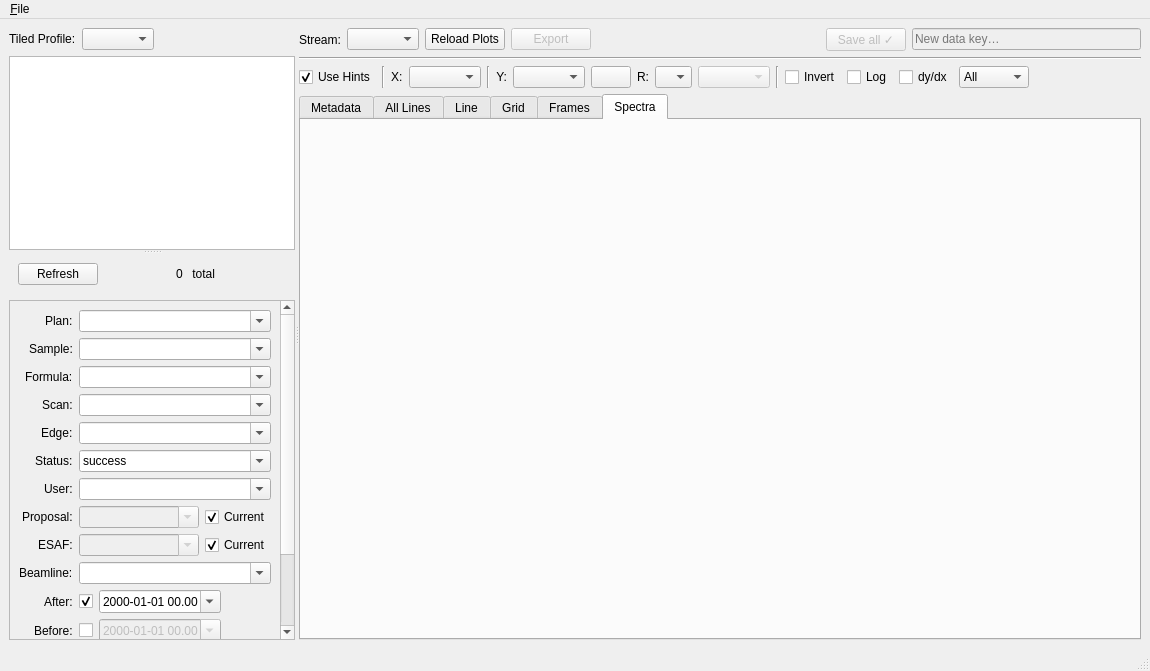
First picture: the form in src/run_browser/main_window.ui, repository spc-group/run-browser, before the edit.
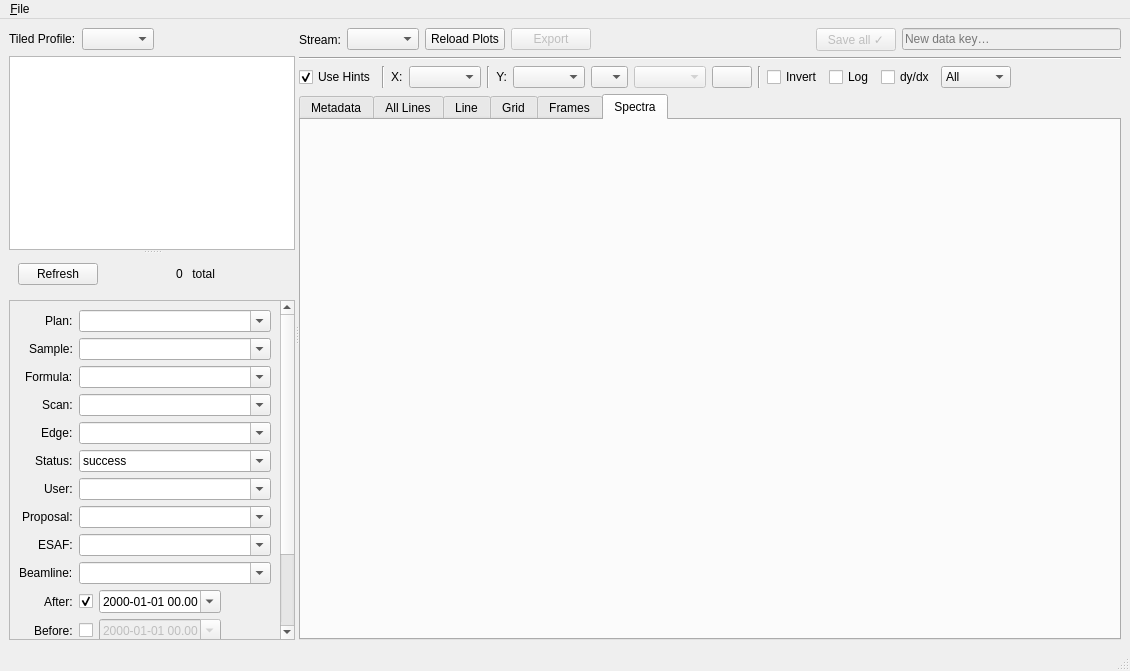
Second picture: the form after the edit. Icons and pictures are not drawn. Custom widgets are drawn as their Qt base class.

The edit to the form file:
```diff
--- a/src/run_browser/main_window.ui
+++ b/src/run_browser/main_window.ui
@@ -2,11 +2,14 @@
 <ui version="4.0">
  <class>main_window</class>
  <widget class="QMainWindow" name="main_window">
+  <property name="enabled">
+   <bool>true</bool>
+  </property>
   <property name="geometry">
    <rect>
     <x>0</x>
     <y>0</y>
-    <width>1150</width>
+    <width>1130</width>
     <height>671</height>
    </rect>
   </property>
@@ -195,8 +198,8 @@
                 <rect>
                  <x>0</x>
                  <y>0</y>
-                 <width>286</width>
-                 <height>449</height>
+                 <width>280</width>
+                 <height>445</height>
                 </rect>
                </property>
                <layout class="QVBoxLayout" name="verticalLayout_9">
@@ -341,51 +344,6 @@
                        </property>
                       </widget>
                      </item>
-                     <item row="7" column="1">
-                      <layout class="QHBoxLayout" name="horizontalLayout_2">
-                       <item>
-                        <widget class="QComboBox" name="filter_proposal_combobox">
-                         <property name="enabled">
-                          <bool>false</bool>
-                         </property>
-                         <property name="sizePolicy">
-                          <sizepolicy hsizetype="Preferred" vsizetype="Fixed">
-                           <horstretch>0</horstretch>
-                           <verstretch>0</verstretch>
-                          </sizepolicy>
-                         </property>
-                         <property name="editable">
-                          <bool>true</bool>
-                         </property>
-                        </widget>
-                       </item>
-                       <item>
-                        <widget class="QCheckBox" name="filter_current_proposal_checkbox">
-                         <property name="enabled">
-                          <bool>true</bool>
-                         </property>
-                         <property name="sizePolicy">
-                          <sizepolicy hsizetype="Fixed" vsizetype="Minimum">
-                           <horstretch>0</horstretch>
-                           <verstretch>0</verstretch>
-                          </sizepolicy>
-                         </property>
-                         <property name="minimumSize">
-                          <size>
-                           <width>0</width>
-                           <height>0</height>
-                          </size>
-                         </property>
-                         <property name="text">
-                          <string>Current</string>
-                         </property>
-                         <property name="checked">
-                          <bool>true</bool>
-                         </property>
-                        </widget>
-                       </item>
-                      </layout>
-                     </item>
                      <item row="8" column="0">
                       <widget class="QLabel" name="label_3">
                        <property name="text">
@@ -393,45 +351,6 @@
                        </property>
                       </widget>
                      </item>
-                     <item row="8" column="1">
-                      <layout class="QHBoxLayout" name="horizontalLayout_3">
-                       <item>
-                        <widget class="QComboBox" name="filter_esaf_combobox">
-                         <property name="enabled">
-                          <bool>false</bool>
-                         </property>
-                         <property name="editable">
-                          <bool>true</bool>
-                         </property>
-                        </widget>
-                       </item>
-                       <item>
-                        <widget class="QCheckBox" name="filter_current_esaf_checkbox">
-                         <property name="enabled">
-                          <bool>true</bool>
-                         </property>
-                         <property name="sizePolicy">
-                          <sizepolicy hsizetype="Fixed" vsizetype="Fixed">
-                           <horstretch>0</horstretch>
-                           <verstretch>0</verstretch>
-                          </sizepolicy>
-                         </property>
-                         <property name="text">
-                          <string>Current</string>
-                         </property>
-                         <property name="checkable">
-                          <bool>true</bool>
-                         </property>
-                         <property name="checked">
-                          <bool>true</bool>
-                         </property>
-                         <property name="autoRepeat">
-                          <bool>false</bool>
-                         </property>
-                        </widget>
-                       </item>
-                      </layout>
-                     </item>
                      <item row="9" column="0">
                       <widget class="QLabel" name="label_16">
                        <property name="text">
@@ -632,6 +551,32 @@
                        </property>
                       </widget>
                      </item>
+                     <item row="7" column="1">
+                      <widget class="QComboBox" name="filter_proposal_combobox">
+                       <property name="enabled">
+                        <bool>true</bool>
+                       </property>
+                       <property name="sizePolicy">
+                        <sizepolicy hsizetype="Preferred" vsizetype="Fixed">
+                         <horstretch>0</horstretch>
+                         <verstretch>0</verstretch>
+                        </sizepolicy>
+                       </property>
+                       <property name="editable">
+                        <bool>true</bool>
+                       </property>
+                      </widget>
+                     </item>
+                     <item row="8" column="1">
+                      <widget class="QComboBox" name="filter_esaf_combobox">
+                       <property name="enabled">
+                        <bool>true</bool>
+                       </property>
+                       <property name="editable">
+                        <bool>true</bool>
+                       </property>
+                      </widget>
+                     </item>
                     </layout>
                    </item>
                   </layout>
@@ -783,23 +728,12 @@
              </widget>
             </item>
             <item>
-             <widget class="QComboBox" name="y_signal_combobox"/>
-            </item>
-           </layout>
-          </item>
-          <item>
-           <widget class="QPushButton" name="swap_button">
-            <property name="text">
-             <string/>
-            </property>
-           </widget>
-          </item>
-          <item>
-           <layout class="QHBoxLayout" name="horizontalLayout_4">
-            <item>
-             <widget class="QLabel" name="label_7">
-              <property name="text">
-               <string>R:</string>
+             <widget class="QComboBox" name="y_signal_combobox">
+              <property name="baseSize">
+               <size>
+                <width>0</width>
+                <height>0</height>
+               </size>
               </property>
              </widget>
             </item>
@@ -837,6 +771,19 @@
               <property name="enabled">
                <bool>false</bool>
               </property>
+              <property name="baseSize">
+               <size>
+                <width>0</width>
+                <height>0</height>
+               </size>
+              </property>
+             </widget>
+            </item>
+            <item>
+             <widget class="QPushButton" name="swap_button">
+              <property name="text">
+               <string/>
+              </property>
              </widget>
             </item>
            </layout>
@@ -992,7 +939,7 @@
     <rect>
      <x>0</x>
      <y>0</y>
-     <width>1150</width>
+     <width>1130</width>
      <height>19</height>
     </rect>
    </property>
```
